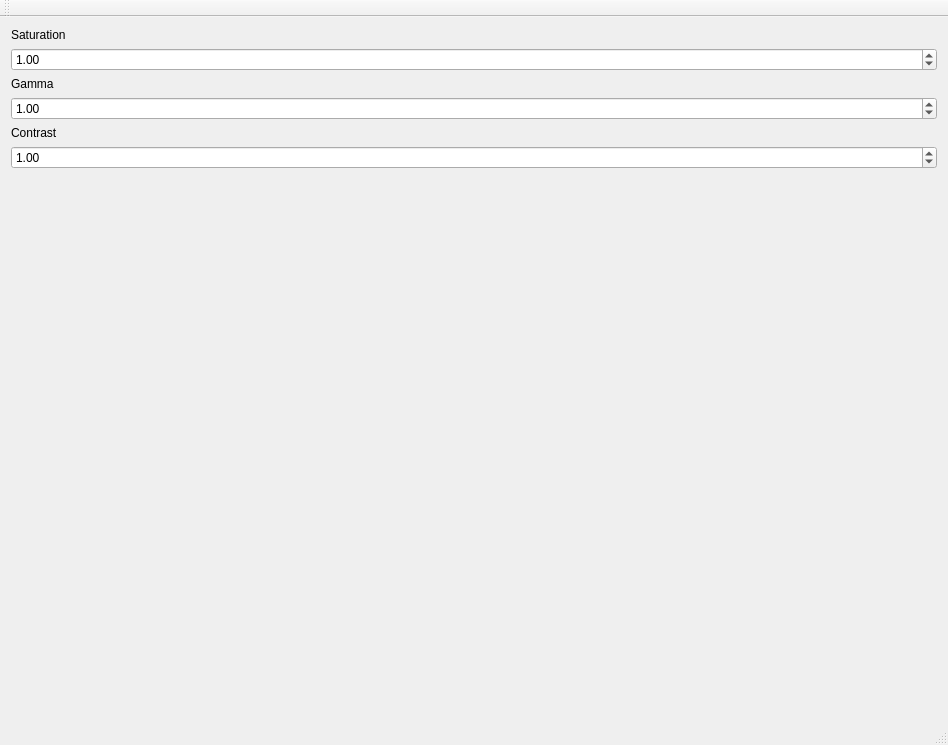
607011/whiteboard-minus-one, file mainwindow.ui: the form before one commit.
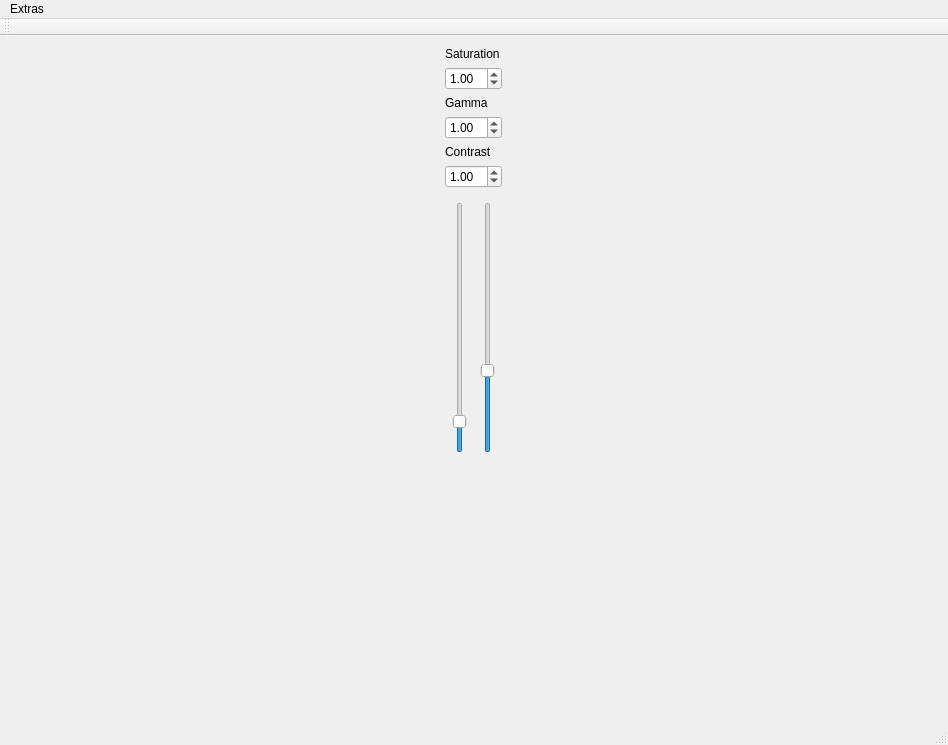
The form after the commit.

Commit message: Implemented far and near thresholds.

Diff of the .ui file:
```diff
--- a/mainwindow.ui
+++ b/mainwindow.ui
@@ -80,6 +80,57 @@
         </property>
        </widget>
       </item>
+      <item>
+       <layout class="QHBoxLayout" name="horizontalLayout">
+        <property name="topMargin">
+         <number>8</number>
+        </property>
+        <item>
+         <widget class="QSlider" name="nearVerticalSlider">
+          <property name="minimum">
+           <number>500</number>
+          </property>
+          <property name="maximum">
+           <number>6500</number>
+          </property>
+          <property name="singleStep">
+           <number>10</number>
+          </property>
+          <property name="pageStep">
+           <number>100</number>
+          </property>
+          <property name="value">
+           <number>1100</number>
+          </property>
+          <property name="orientation">
+           <enum>Qt::Vertical</enum>
+          </property>
+         </widget>
+        </item>
+        <item>
+         <widget class="QSlider" name="farVerticalSlider">
+          <property name="minimum">
+           <number>500</number>
+          </property>
+          <property name="maximum">
+           <number>6500</number>
+          </property>
+          <property name="singleStep">
+           <number>10</number>
+          </property>
+          <property name="pageStep">
+           <number>100</number>
+          </property>
+          <property name="value">
+           <number>2400</number>
+          </property>
+          <property name="orientation">
+           <enum>Qt::Vertical</enum>
+          </property>
+         </widget>
+        </item>
+       </layout>
+      </item>
       <item>
        <spacer name="verticalSpacer">
         <property name="orientation">
@@ -109,6 +160,13 @@
      <height>21</height>
     </rect>
    </property>
+   <widget class="QMenu" name="menuExtras">
+    <property name="title">
+     <string>Extras</string>
+    </property>
+    <addaction name="actionMapFromColorToDepth"/>
+   </widget>
+   <addaction name="menuExtras"/>
   </widget>
   <widget class="QToolBar" name="mainToolBar">
    <attribute name="toolBarArea">
```
Left out of the diff: 11 changed lines with no effect on the pictures. The commit also changes 7 other files.
